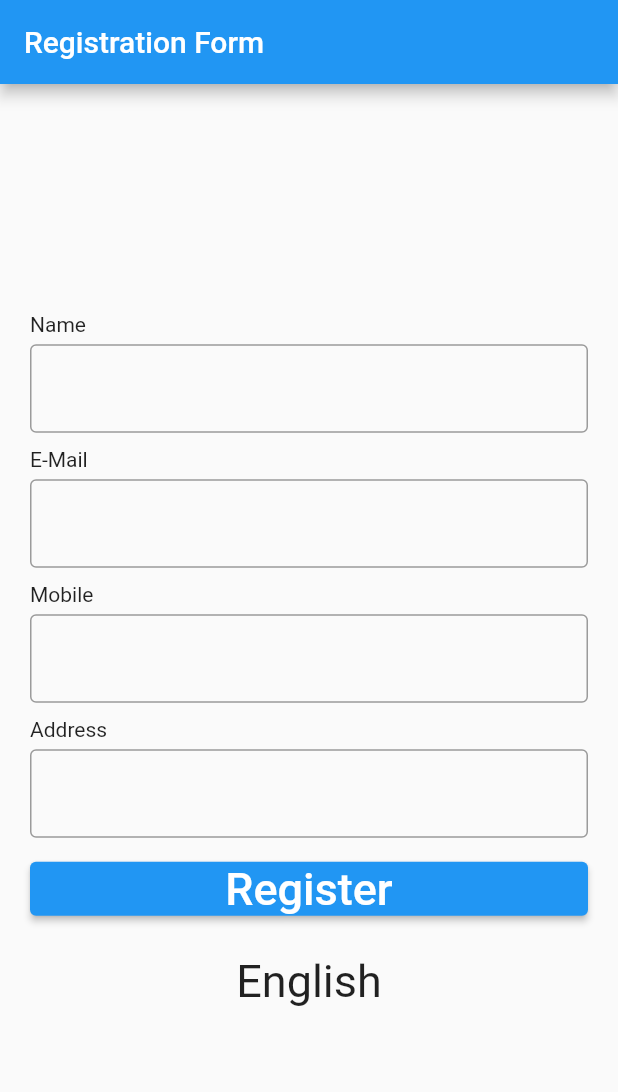
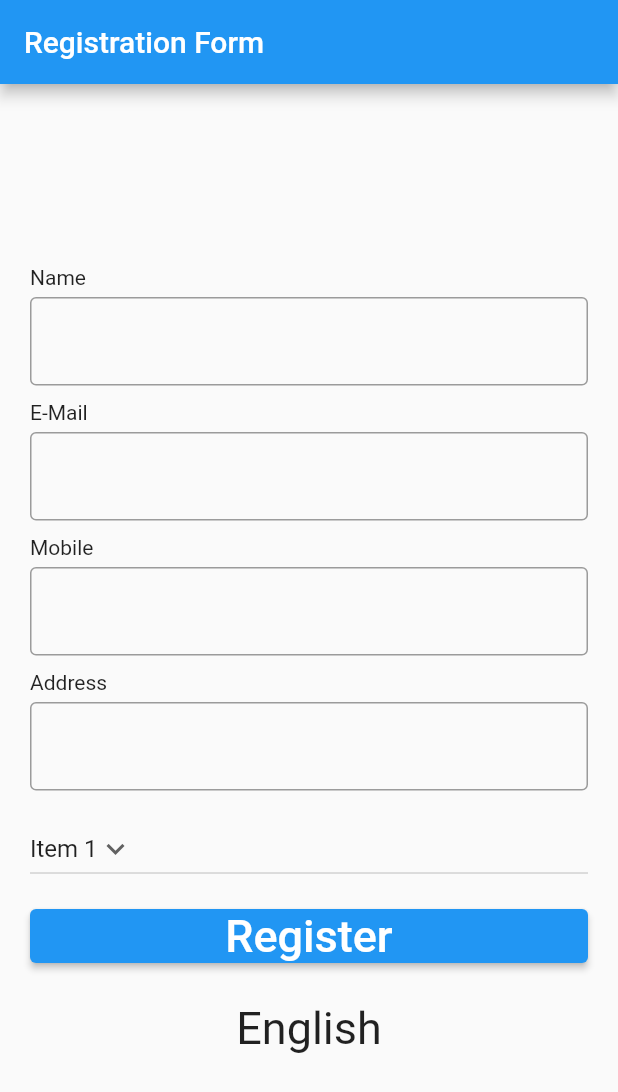
Before and after one commit to VinayTShetty/LoginDemoInternationalization, a Flutter app: the screen it shows after launch, on a phone screen of 412 x 824 dp. Shown: the top 1092 px of the screen. Run offline on Flutter 3.47's test engine with Material 2 defaults, Android fonts, the phone set to English and light mode, and no system bars; our stand-ins replace google_maps_flutter; generated files the repository leaves out were written again.

Commit message:
DropDown UI Added to the application.

```diff
--- a/LoginForm/lib/main.dart
+++ b/LoginForm/lib/main.dart
@@ -38,7 +38,14 @@ class _RegisterPageState extends State<RegisterPage> {
   TextEditingController emailController = TextEditingController();
   TextEditingController mobileController = TextEditingController();
   TextEditingController addressController = TextEditingController();
-
+  String dropdownvalue = 'Item 1';
+  var items = [
+    'Item 1',
+    'Item 2',
+    'Item 3',
+    'Item 4',
+    'Item 5',
+  ];
   @override
   Widget build(BuildContext context) {
     return Scaffold(
@@ -104,7 +111,36 @@ class _RegisterPageState extends State<RegisterPage> {
                   border: OutlineInputBorder(),
                 ),
               ),
+              const SizedBox(
+                height: 5,
+              ),
               SizedBox(
+                height: 10,
+              ),
+              DropdownButton(
+
+                // Initial Value
+                value: dropdownvalue,
+
+                // Down Arrow Icon
+                icon: const Icon(Icons.keyboard_arrow_down),
+
+                // Array list of items
+                items: items.map((String items) {
+                  return DropdownMenuItem(
+                    value: items,
+                    child: Text(items),
+                  );
+                }).toList(),
+                // After selecting the desired option,it will
+                // change button value to selected value
+                onChanged: (String? newValue) {
+                  setState(() {
+                    dropdownvalue = newValue!;
+                  });
+                },
+              ),
+              const SizedBox(
                 height: 10,
               ),
               //create button for register
@@ -134,7 +170,6 @@ class _RegisterPageState extends State<RegisterPage> {
                  AppLocalizations.of(context)!.language,
                 style: TextStyle(
                   fontSize: 30,
-
                 ),
                  textAlign: TextAlign.center,
               ),
```
